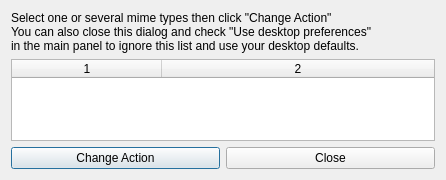
spanner888/recoll, file src/qtgui/viewaction.ui: the form before one commit.
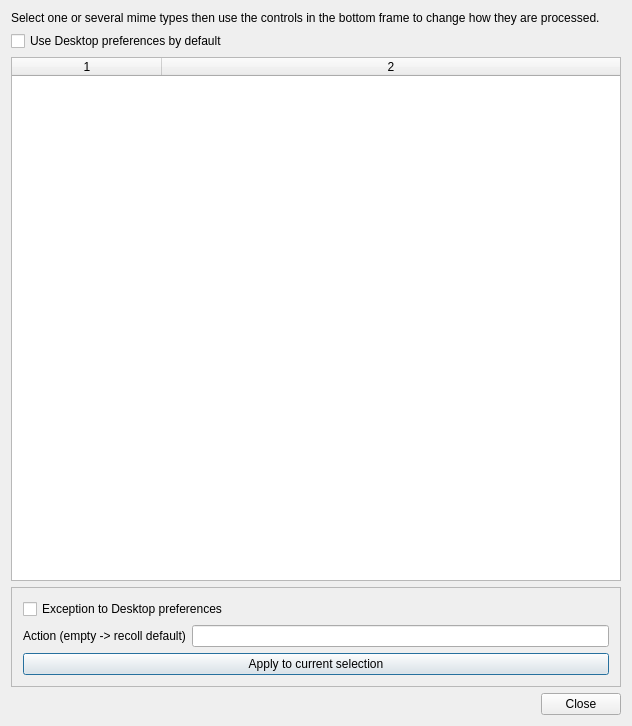
The form after the commit.

Commit message: changed the external viewer definition dialogs

What changed in the file:
```diff
--- a/src/qtgui/viewaction.ui
+++ b/src/qtgui/viewaction.ui
@@ -6,26 +6,31 @@
    <rect>
     <x>0</x>
     <y>0</y>
-    <width>446</width>
-    <height>180</height>
+    <width>632</width>
+    <height>726</height>
    </rect>
   </property>
   <property name="windowTitle">
    <string>Native Viewers</string>
   </property>
-  <layout class="QHBoxLayout">
-   <item>
-    <layout class="QVBoxLayout">
+  <layout class="QVBoxLayout" name="verticalLayout_3">
      <item>
       <widget class="QLabel" name="textLabel1">
        <property name="text">
-        <string>Select one or several mime types then click &quot;Change Action&quot;&lt;br&gt;You can also close this dialog and check &quot;Use desktop preferences&quot;&lt;br&gt;in the main panel to ignore this list and use your desktop defaults.</string>
+      <string>Select one or several mime types then use the controls in the bottom frame to change how they are processed.</string>
        </property>
        <property name="wordWrap">
         <bool>false</bool>
        </property>
       </widget>
      </item>
+   <item>
+    <widget class="QCheckBox" name="useDesktopCB">
+     <property name="text">
+      <string>Use Desktop preferences by default</string>
+     </property>
+    </widget>
+   </item>
      <item>
       <widget class="QTableWidget" name="actionsLV">
        <property name="toolTip">
@@ -90,13 +95,66 @@
       </widget>
      </item>
      <item>
-      <layout class="QHBoxLayout">
+    <widget class="QFrame" name="frame">
+     <property name="frameShape">
+      <enum>QFrame::StyledPanel</enum>
+     </property>
+     <property name="frameShadow">
+      <enum>QFrame::Raised</enum>
+     </property>
+     <property name="lineWidth">
+      <number>2</number>
+     </property>
+     <layout class="QVBoxLayout" name="verticalLayout_2">
+      <item>
+       <layout class="QVBoxLayout" name="verticalLayout">
+        <item>
+         <widget class="QCheckBox" name="setExceptCB">
+          <property name="text">
+           <string>Exception to Desktop preferences</string>
+          </property>
+         </widget>
+        </item>
+        <item>
+         <layout class="QHBoxLayout" name="horizontalLayout_2">
+          <item>
+           <widget class="QLabel" name="label">
+            <property name="text">
+             <string>Action (empty -> recoll default)</string>
+            </property>
+           </widget>
+          </item>
+          <item>
+           <widget class="QLineEdit" name="newActionLE"/>
+          </item>
+         </layout>
+        </item>
        <item>
         <widget class="QPushButton" name="chgActPB">
          <property name="text">
-          <string>Change Action</string>
-         </property>
-        </widget>
+           <string>Apply to current selection</string>
+          </property>
+         </widget>
+        </item>
+       </layout>
+      </item>
+     </layout>
+    </widget>
+   </item>
+   <item>
+    <layout class="QHBoxLayout" name="horizontalLayout">
+     <item>
+      <spacer name="horizontalSpacer">
+       <property name="orientation">
+        <enum>Qt::Horizontal</enum>
+       </property>
+       <property name="sizeHint" stdset="0">
+        <size>
+         <width>40</width>
+         <height>20</height>
+        </size>
+       </property>
+      </spacer>
        </item>
        <item>
         <widget class="QPushButton" name="closePB">
@@ -104,8 +162,6 @@
           <string>Close</string>
          </property>
         </widget>
-       </item>
-      </layout>
      </item>
     </layout>
    </item>
```
Left out of the diff: 14 changed lines with no effect on the pictures. Lines whose indentation alone changed are shown as unchanged. The commit also changes 7 other files.
